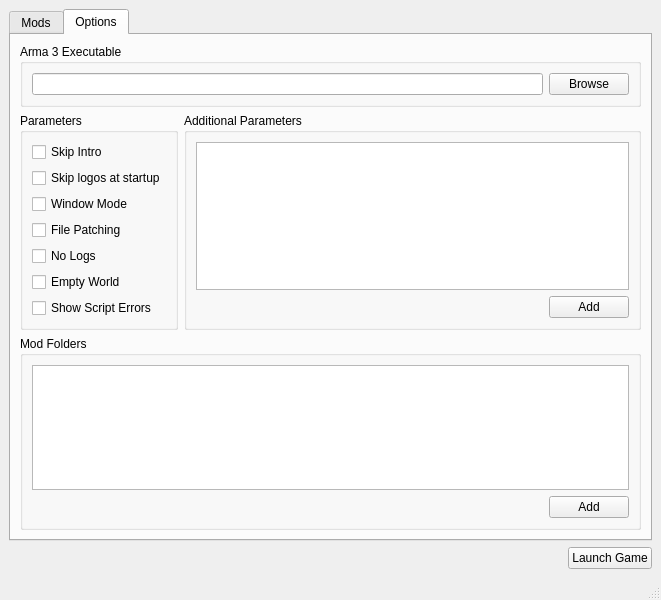
Before: the Qt Designer form mainwindow.ui in leyondlee/Arma3ModLauncher, drawn with Qt 5.
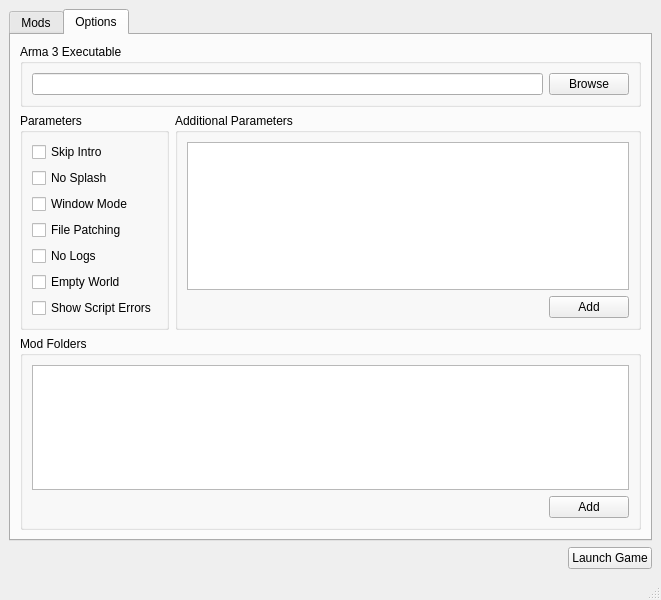
After: the same form once the commit is applied. The open tabs and pages were chosen to show the change. Custom widgets are drawn as their Qt base class.

```diff
--- a/mainwindow.ui
+++ b/mainwindow.ui
@@ -179,7 +179,7 @@
              <item>
               <widget class="QCheckBox" name="noSplashCheckBox">
                <property name="text">
-                <string>Skip logos at startup</string>
+                <string>No Splash</string>
                </property>
               </widget>
              </item>
```
Left out of the diff: 16 changed lines with no effect on the pictures.
